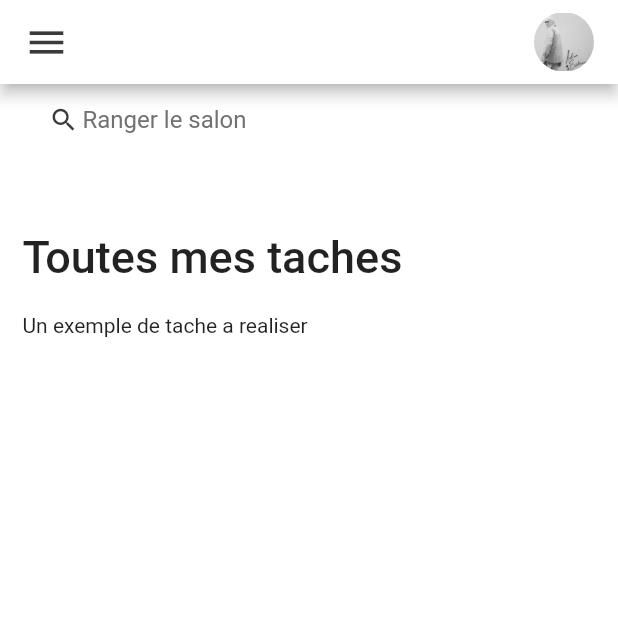
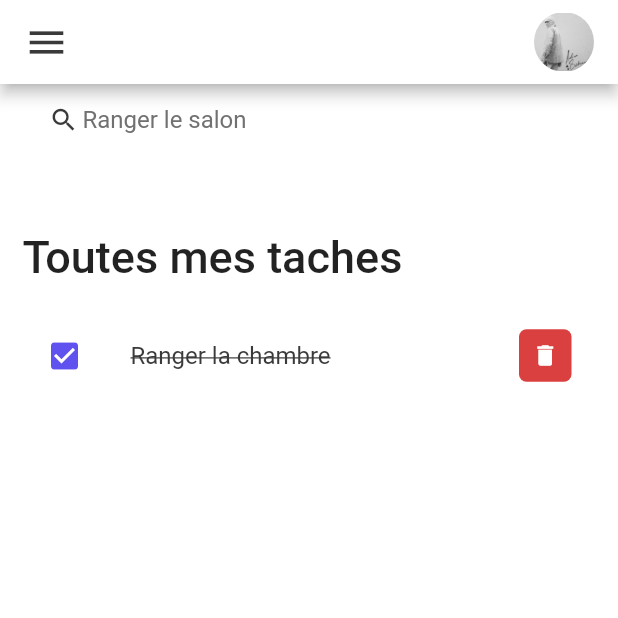
Before and after one commit to Meerwaan/todo_app, a Flutter app: the screen it shows after launch, on a phone screen of 412 x 824 dp, the top half of it. Run offline on Flutter 3.47's test engine with Material 2 defaults, Android fonts, the phone set to English and light mode, and no system bars.

Commit message:
Ajout du model des items

```diff
--- a/lib/widgets/todo_item.dart
+++ b/lib/widgets/todo_item.dart
@@ -1,10 +1,40 @@
 import 'package:flutter/material.dart';
+import 'package:todo_app/constants/colors.dart';
 
 class TodoItem extends StatelessWidget {
   const TodoItem({Key? key}) : super(key: key);
 
   @override
   Widget build(BuildContext context) {
-    return Container(child: Text('Un exemple de tache a realiser'),);
+    return Container(
+      child: ListTile(
+        onTap: () {},
+        shape: RoundedRectangleBorder(borderRadius: BorderRadius.circular(20)),
+        tileColor: Colors.white,
+        leading: Icon(
+          Icons.check_box,
+          color: tdBlue,
+        ),
+        title: Text(
+          'Ranger la chambre',
+          style: TextStyle(
+              fontSize: 16,
+              color: tdBlack,
+              decoration: TextDecoration.lineThrough),
+        ),
+        trailing: Container(
+          height: 35,
+          width: 35,
+          decoration: BoxDecoration(
+              color: tdRed, borderRadius: BorderRadius.circular(5)),
+          child: IconButton(
+            color: Colors.white,
+            iconSize: 18,
+            icon: Icon(Icons.delete),
+            onPressed: () {},
+          ),
+        ),
+      ),
+    );
   }
 }
```
